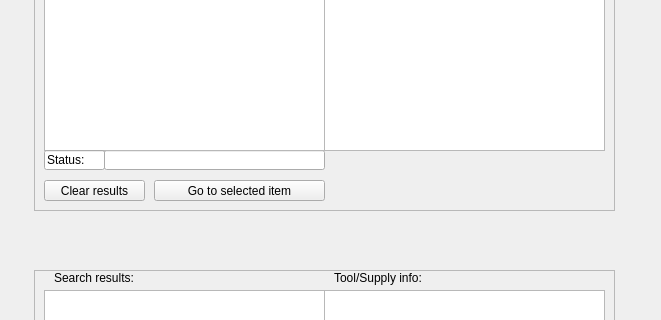
IncandelaLab/SharedUI, file pages_ui/search.ui: the form before one commit; both pictures show x 436 to 1097 and y 120 to 440 of the 1097 by 705 pixel window.
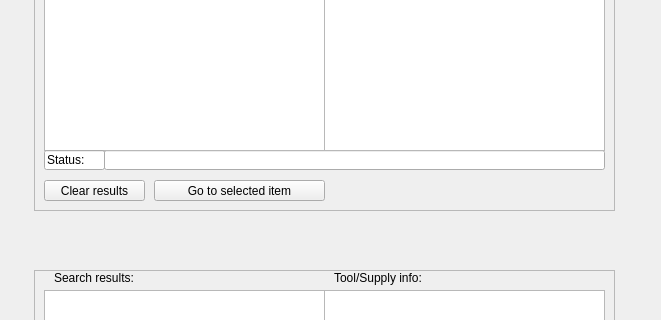
The form after the commit.

```diff
--- a/pages_ui/search.ui
+++ b/pages_ui/search.ui
@@ -652,7 +652,7 @@
      <rect>
       <x>70</x>
       <y>220</y>
-      <width>221</width>
+      <width>501</width>
       <height>20</height>
      </rect>
     </property>
```
Left out of the diff: 2 changed lines with no effect on the pictures.
